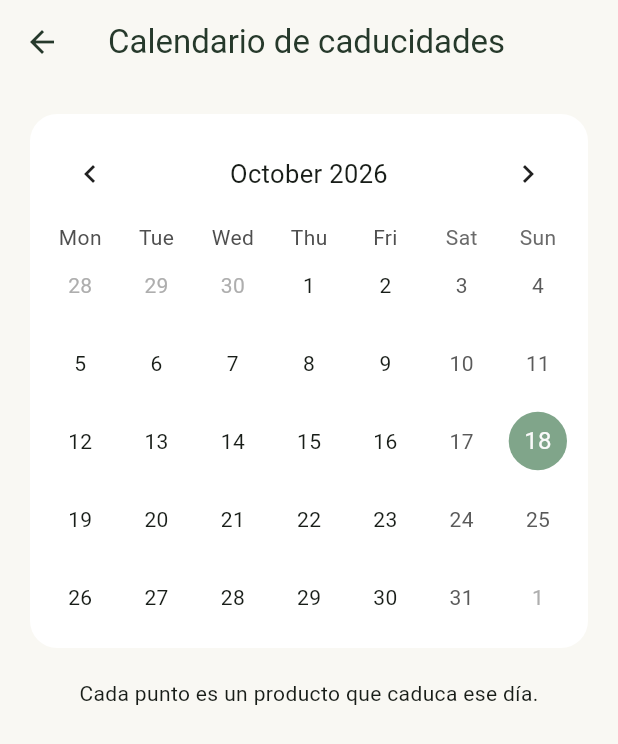
After one commit to P4quiton/alacena_app, a Flutter app: the screen it shows after launch, after a tap on the "calendar month" icon, on a phone screen of 412 x 824 dp. The commit adds this screen. Shown: the top 744 px of the screen. Run offline on Flutter 3.47's test engine with Material 3 defaults, Android fonts, the phone set to English and light mode, and no system bars; drawn by our look-alikes of table_calendar; our stand-ins replace badges, image_picker, sqflite; accounts and stored records are empty.

Commit message:
Se agrega el calendario de caducidades con puntos y modal por dia

```diff
--- /dev/null
+++ b/lib/features/calendar/screens/calendar_screen.dart
@@ -0,0 +1,348 @@
+import 'package:flutter/material.dart';
+import 'package:table_calendar/table_calendar.dart';
+
+import '../../../data/models/lote.dart';
+import '../../../data/models/producto.dart';
+import '../../../data/repositories/lote_repository.dart';
+import '../../../data/repositories/producto_repository.dart';
+import 'dart:io';
+
+class _EventoCaducidad {
+  final Producto producto;
+  final Lote lote;
+
+  const _EventoCaducidad({required this.producto, required this.lote});
+}
+
+class CalendarScreen extends StatefulWidget {
+  const CalendarScreen({super.key});
+
+  @override
+  State<CalendarScreen> createState() => _CalendarScreenState();
+}
+
+class _CalendarScreenState extends State<CalendarScreen> {
+  final ProductoRepository _productoRepository = ProductoRepository();
+  final LoteRepository _loteRepository = LoteRepository();
+
+  Map<DateTime, List<_EventoCaducidad>> _eventos = {};
+  bool _cargando = true;
+  String? _error;
+
+  DateTime _diaEnfocado = DateTime.now();
+  DateTime? _diaSeleccionado;
+
+  @override
+  void initState() {
+    super.initState();
+    _cargar();
+  }
+
+  // Deja solo año, mes y día, para poder usar la fecha como llave.
+  DateTime _soloFecha(DateTime fecha) {
+    return DateTime(fecha.year, fecha.month, fecha.day);
+  }
+
+  Future<void> _cargar() async {
+    setState(() {
+      _cargando = true;
+      _error = null;
+    });
+
+    try {
+      final productos = await _productoRepository.obtenerTodos();
+      final eventos = <DateTime, List<_EventoCaducidad>>{};
+
+      for (final producto in productos) {
+        final lotes = await _loteRepository.obtenerActivosPorProducto(
+          producto.id!,
+        );
+
+        for (final lote in lotes) {
+          final dia = _soloFecha(lote.fechaCaducidad);
+
+          eventos
+              .putIfAbsent(dia, () => [])
+              .add(_EventoCaducidad(producto: producto, lote: lote));
+        }
+      }
+
+      if (!mounted) return;
+
+      setState(() {
+        _eventos = eventos;
+        _cargando = false;
+      });
+    } catch (_) {
+      if (!mounted) return;
+
+      setState(() {
+        _cargando = false;
+        _error = 'No se pudo cargar el calendario.';
+      });
+    }
+  }
+
+  List<_EventoCaducidad> _eventosDelDia(DateTime dia) {
+    return _eventos[_soloFecha(dia)] ?? const [];
+  }
+
+  void _abrirListadoDelDia(DateTime dia, List<_EventoCaducidad> eventos) {
+    showDialog<void>(
+      context: context,
+      builder: (_) => _ListadoDelDia(dia: dia, eventos: eventos),
+    );
+  }
+
+  @override
+  Widget build(BuildContext context) {
+    return Scaffold(
+      appBar: AppBar(title: const Text('Calendario de caducidades')),
+      body: _cuerpo(),
+    );
+  }
+
+  Widget _cuerpo() {
+    if (_cargando) {
+      return const Center(child: CircularProgressIndicator());
+    }
+
+    if (_error != null) {
+      return Center(
+        child: Padding(
+          padding: const EdgeInsets.all(24),
+          child: Column(
+            mainAxisSize: MainAxisSize.min,
+            children: [
+              const Icon(Icons.error_outline, size: 48),
+              const SizedBox(height: 12),
+              Text(_error!),
+              const SizedBox(height: 12),
+              FilledButton.icon(
+                onPressed: _cargar,
+                icon: const Icon(Icons.refresh),
+                label: const Text('Reintentar'),
+              ),
+            ],
+          ),
+        ),
+      );
+    }
+
+    final seleccionado = _diaSeleccionado;
+    final cantidadSeleccionado = seleccionado == null
+        ? 0
+        : _eventosDelDia(seleccionado).length;
+
+    return ListView(
+      padding: const EdgeInsets.all(16),
+      children: [
+        Card(
+          child: Padding(
+            padding: const EdgeInsets.all(8),
+            child: TableCalendar<_EventoCaducidad>(
+              firstDay: DateTime.utc(2020, 1, 1),
+              lastDay: DateTime.utc(2100, 12, 31),
+              focusedDay: _diaEnfocado,
+              startingDayOfWeek: StartingDayOfWeek.monday,
+              selectedDayPredicate: (dia) {
+                return _diaSeleccionado != null &&
+                    isSameDay(_diaSeleccionado, dia);
+              },
+              eventLoader: _eventosDelDia,
+              onDaySelected: (seleccionado, enfocado) {
+                setState(() {
+                  _diaSeleccionado = seleccionado;
+                  _diaEnfocado = enfocado;
+                });
+                final eventos = _eventosDelDia(seleccionado);
+                if (eventos.isNotEmpty) {
+                  _abrirListadoDelDia(seleccionado, eventos);
+                }
+              },
+              onPageChanged: (enfocado) {
+                _diaEnfocado = enfocado;
+              },
+              headerStyle: const HeaderStyle(
+                formatButtonVisible: false,
+                titleCentered: true,
+              ),
+              calendarStyle: const CalendarStyle(
+                markersMaxCount: 6,
+                markerSize: 6,
+                markerDecoration: BoxDecoration(
+                  color: Color(0xFFC0392B),
+                  shape: BoxShape.circle,
+                ),
+                todayDecoration: BoxDecoration(
+                  color: Color(0xFF80A58A),
+                  shape: BoxShape.circle,
+                ),
+                selectedDecoration: BoxDecoration(
+                  color: Color(0xFF51865D),
+                  shape: BoxShape.circle,
+                ),
+              ),
+            ),
+          ),
+        ),
+        const SizedBox(height: 16),
+        const Text(
+          'Cada punto es un producto que caduca ese día.',
+          textAlign: TextAlign.center,
+        ),
+        if (seleccionado != null) ...[
+          const SizedBox(height: 8),
+          Text(
+            cantidadSeleccionado == 0
+                ? 'No hay productos que caduquen ese día.'
+                : '$cantidadSeleccionado producto(s) caducan ese día.',
+            textAlign: TextAlign.center,
+            style: const TextStyle(fontWeight: FontWeight.bold),
+          ),
+        ],
+      ],
+    );
+  }
+}
+
+class _ListadoDelDia extends StatelessWidget {
+  final DateTime dia;
+  final List<_EventoCaducidad> eventos;
+
+  const _ListadoDelDia({required this.dia, required this.eventos});
+
+  @override
+  Widget build(BuildContext context) {
+    return Dialog.fullscreen(
+      child: Scaffold(
+        appBar: AppBar(
+          leading: IconButton(
+            tooltip: 'Cerrar',
+            onPressed: () => Navigator.pop(context),
+            icon: const Icon(Icons.close),
+          ),
+          title: Text('Caducan el ${_fechaVisible(dia)}'),
+        ),
+        body: CustomScrollView(
+          slivers: [
+            SliverPadding(
+              padding: const EdgeInsets.fromLTRB(16, 12, 16, 24),
+              sliver: SliverList.builder(
+                itemCount: eventos.length,
+                itemBuilder: (context, index) => _tarjeta(eventos[index]),
+              ),
+            ),
+          ],
+        ),
+      ),
+    );
+  }
+
+  Widget _tarjeta(_EventoCaducidad evento) {
+    final (texto, color) = _estadoDelLote(evento.lote.fechaCaducidad);
+
+    return Card(
+      margin: const EdgeInsets.only(bottom: 12),
+      child: Padding(
+        padding: const EdgeInsets.all(12),
+        child: Row(
+          children: [
+            ClipRRect(
+              borderRadius: BorderRadius.circular(12),
+              child: SizedBox(
+                width: 72,
+                height: 72,
+                child: _imagen(evento.producto.imagenPath),
+              ),
+            ),
+            const SizedBox(width: 14),
+            Expanded(
+              child: Column(
+                crossAxisAlignment: CrossAxisAlignment.start,
+                children: [
+                  Text(
+                    evento.producto.nombre,
+                    maxLines: 2,
+                    overflow: TextOverflow.ellipsis,
+                    style: const TextStyle(
+                      fontWeight: FontWeight.bold,
+                      fontSize: 16,
+                    ),
+                  ),
+                  const SizedBox(height: 4),
+                  Text('Cantidad en el lote: ${evento.lote.cantidad}'),
+                  Text('Caduca: ${_fechaVisible(evento.lote.fechaCaducidad)}'),
+                  const SizedBox(height: 6),
+                  Container(
+                    padding: const EdgeInsets.symmetric(
+                      horizontal: 9,
+                      vertical: 5,
+                    ),
+                    decoration: BoxDecoration(
+                      color: color.withValues(alpha: 0.12),
+                      borderRadius: BorderRadius.circular(8),
+                    ),
+                    child: Text(
+                      texto,
+                      style: TextStyle(
+                        color: color,
+                        fontSize: 12,
+                        fontWeight: FontWeight.bold,
+                      ),
+                    ),
+                  ),
+                ],
+              ),
+            ),
+          ],
+        ),
+      ),
+    );
+  }
+
+  Widget _imagen(String? ruta) {
+    if (ruta == null || ruta.isEmpty) return _imagenPredeterminada();
+
+    return Image.file(
+      File(ruta),
+      fit: BoxFit.cover,
+      errorBuilder: (_, error, stackTrace) => _imagenPredeterminada(),
+    );
+  }
+
+  Widget _imagenPredeterminada() {
+    return Container(
+      color: const Color(0xFFF0F3EA),
+      child: const Icon(
+        Icons.inventory_2_outlined,
+        color: Color(0xFF51865D),
+        size: 28,
+      ),
+    );
+  }
+}
+
+// Estado del lote según su fecha de caducidad.
+(String, Color) _estadoDelLote(DateTime caducidad) {
+  final ahora = DateTime.now();
+  final hoy = DateTime(ahora.year, ahora.month, ahora.day);
+  final dia = DateTime(caducidad.year, caducidad.month, caducidad.day);
+
+  if (dia.isBefore(hoy)) {
+    return ('Caducado', const Color(0xFFC0392B));
+  }
+
+  if (!dia.isAfter(hoy.add(const Duration(days: 3)))) {
+    return ('Por caducar', const Color(0xFFCA7C16));
+  }
+
+  return ('Vigente', const Color(0xFF438454));
+}
+
+String _fechaVisible(DateTime fecha) {
+  final dia = fecha.day.toString().padLeft(2, '0');
+  final mes = fecha.month.toString().padLeft(2, '0');
+
+  return '$dia/$mes/${fecha.year}';
+}
--- a/lib/features/inventory/screens/inventory_screen.dart
+++ b/lib/features/inventory/screens/inventory_screen.dart
@@ -2,6 +2,7 @@ import 'dart:io';
 
 import 'package:flutter/material.dart';
 
+import '../../calendar/screens/calendar_screen.dart';
 import '../../../data/repositories/carrito_repository.dart';
 import '../../cart/screens/cart_screen.dart';
 import '../../../data/models/lote.dart';
@@ -235,6 +236,12 @@ class _InventoryScreenState extends State<InventoryScreen> {
     await _actualizarCarrito();
   }
 
+    Future<void> _abrirCalendario() async {
+    await Navigator.of(context).push<void>(
+      MaterialPageRoute(builder: (_) => const CalendarScreen()),
+    );
+  }
+
   @override
   Widget build(BuildContext context) {
     return Scaffold(
@@ -264,6 +271,11 @@ class _InventoryScreenState extends State<InventoryScreen> {
                   floating: true,
                   expandedHeight: 115,
                   actions: [
+                      IconButton(
+                      tooltip: 'Calendario de caducidades',
+                      onPressed: _abrirCalendario,
+                      icon: const Icon(Icons.calendar_month_outlined),
+                      ),
                       IconButton(
                       tooltip: 'Carrito de compras',
                       onPressed: _abrirCarrito,
```
